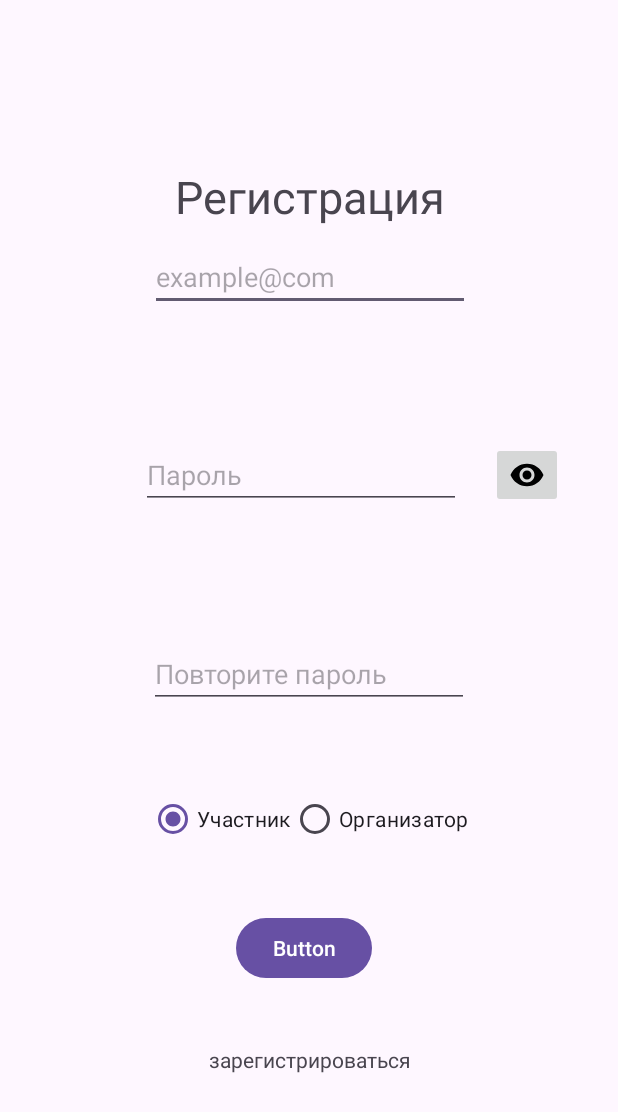
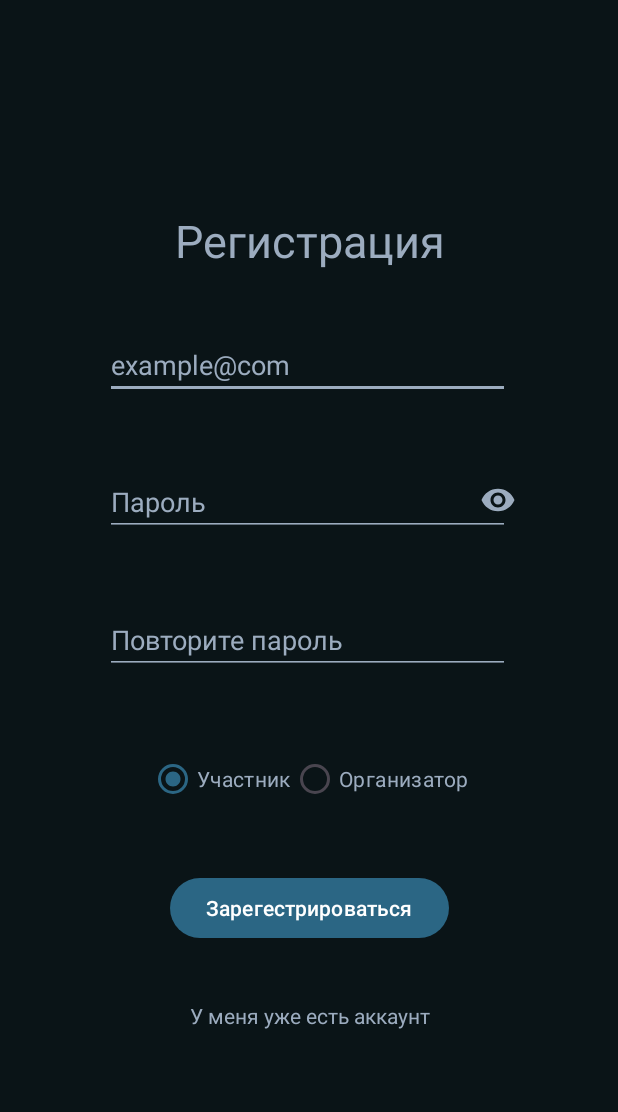
Before and after one commit to DrakeNeJivoy/HackLeague, an Android app: the RegisterActivity screen opened directly, with no data from a screen before it, on a phone screen of 412 x 824 dp. Shown: the top 1112 px of the screen. Run offline under Robolectric (Android 15) with nearby library versions, the phone set to English and light mode, and no system bars; our stand-ins replace Firebase (no records; nobody signed in at launch, a user with empty details on screens opened directly).

Commit message:
RegColor

```diff
--- a/app/src/main/res/layout/activity_login.xml
+++ b/app/src/main/res/layout/activity_login.xml
@@ -35,8 +35,8 @@
         android:hint="example@com"
         android:backgroundTint="#9cacbf"
         android:textColor="#9cacbf"
+        android:textColorHint="#9cacbf"
         android:inputType="textEmailAddress"
-        android:textColorHint="#9cacbf"
         app:layout_constraintBottom_toTopOf="@+id/editTextTextPassword"
         app:layout_constraintStart_toStartOf="parent"
         app:layout_constraintTop_toBottomOf="@+id/textView" />
--- a/app/src/main/res/layout/activity_register.xml
+++ b/app/src/main/res/layout/activity_register.xml
@@ -3,6 +3,7 @@
     xmlns:app="http://schemas.android.com/apk/res-auto"
     xmlns:tools="http://schemas.android.com/tools"
     android:id="@+id/main"
+    android:background="@color/blackblue"
     android:layout_width="match_parent"
     android:layout_height="match_parent"
     tools:context=".RegisterActivity">
@@ -14,6 +15,7 @@
         android:layout_marginTop="110dp"
         android:gravity="center"
         android:text="Регистрация"
+        android:textColor="@color/grey"
         android:textSize="30sp"
         app:layout_constraintBottom_toTopOf="@+id/editTextTextEmailAddress"
         app:layout_constraintEnd_toEndOf="parent"
@@ -22,34 +24,35 @@
 
     <EditText
         android:id="@+id/editTextTextEmailAddress"
-        android:layout_width="wrap_content"
-        android:layout_height="wrap_content"
-        android:layout_marginStart="100dp"
+        android:layout_width="270dp"
+        android:layout_height="45dp"
+        android:layout_marginStart="70dp"
         android:layout_marginTop="10dp"
-        android:layout_marginEnd="100dp"
-        android:layout_marginBottom="30dp"
+        android:layout_marginBottom="8dp"
         android:ems="10"
         android:hint="example@com"
+        android:backgroundTint="#9cacbf"
+        android:textColor="#9cacbf"
+        android:textColorHint="#9cacbf"
         android:inputType="textEmailAddress"
         app:layout_constraintBottom_toTopOf="@+id/editTextTextPassword"
-        app:layout_constraintEnd_toEndOf="parent"
-        app:layout_constraintHorizontal_bias="0.0"
         app:layout_constraintStart_toStartOf="parent"
         app:layout_constraintTop_toBottomOf="@+id/textView" />
 
     <EditText
         android:id="@+id/editTextTextPassword"
-        android:layout_width="wrap_content"
-        android:layout_height="wrap_content"
-        android:layout_marginStart="100dp"
-        android:layout_marginTop="56dp"
-        android:layout_marginEnd="10dp"
-        android:layout_marginBottom="30dp"
+        android:layout_width="270dp"
+        android:layout_height="45dp"
+        android:layout_marginStart="70dp"
+        android:layout_marginTop="8dp"
+        android:layout_marginBottom="8dp"
         android:ems="10"
         android:hint="Пароль"
+        android:backgroundTint="#9cacbf"
+        android:textColor="#9cacbf"
+        android:textColorHint="#9cacbf"
         android:inputType="textPassword"
         app:layout_constraintBottom_toTopOf="@+id/editTextTextPassword2"
-        app:layout_constraintEnd_toStartOf="@+id/imageButtonViewPassword"
         app:layout_constraintStart_toStartOf="parent"
         app:layout_constraintTop_toBottomOf="@+id/editTextTextEmailAddress" />
 
@@ -57,25 +60,28 @@
         android:id="@+id/imageButtonViewPassword"
         android:layout_width="wrap_content"
         android:layout_height="wrap_content"
-        android:layout_marginStart="10dp"
-        android:layout_marginEnd="43dp"
+        android:layout_marginEnd="68dp"
+        android:layout_marginBottom="12dp"
+        android:background="@color/blackblue"
         app:layout_constraintBottom_toBottomOf="@+id/editTextTextPassword"
         app:layout_constraintEnd_toEndOf="parent"
-        app:layout_constraintStart_toEndOf="@+id/editTextTextPassword"
-        app:layout_constraintTop_toTopOf="@+id/editTextTextPassword"
-        app:srcCompat="@drawable/eye_password" />
+        app:srcCompat="@drawable/eye_password"
+        app:tint="@color/grey" />
 
     <EditText
         android:id="@+id/editTextTextPassword2"
-        android:layout_width="wrap_content"
-        android:layout_height="wrap_content"
-        android:layout_marginTop="56dp"
-        android:layout_marginBottom="30dp"
+        android:layout_width="270dp"
+        android:layout_height="45dp"
+        android:layout_marginStart="70dp"
+        android:layout_marginTop="8dp"
+        android:layout_marginBottom="8dp"
         android:ems="10"
         android:hint="Повторите пароль"
+        android:backgroundTint="#9cacbf"
+        android:textColor="#9cacbf"
+        android:textColorHint="#9cacbf"
         android:inputType="textPassword"
         app:layout_constraintBottom_toTopOf="@+id/radioGroup"
-        app:layout_constraintEnd_toEndOf="parent"
         app:layout_constraintStart_toStartOf="parent"
         app:layout_constraintTop_toBottomOf="@+id/editTextTextPassword" />
 
@@ -83,8 +89,8 @@
         android:id="@+id/radioGroup"
         android:layout_width="match_parent"
         android:layout_height="wrap_content"
-        android:layout_marginTop="19dp"
-        android:layout_marginBottom="7dp"
+        android:layout_marginTop="8dp"
+        android:layout_marginBottom="8dp"
         android:gravity="center"
         android:orientation="horizontal"
         app:layout_constraintBottom_toTopOf="@+id/buttonRegister"
@@ -98,24 +104,27 @@
             android:layout_height="wrap_content"
 
             android:checked="true"
-            android:text="Участник" />
+            android:text="Участник"
+            android:textColor="@color/grey" />
 
         <RadioButton
             android:id="@+id/RadioButtonOwner"
             android:layout_width="wrap_content"
             android:layout_height="wrap_content"
-            android:text="Организатор" />
+            android:text="Организатор"
+            android:textColor="@color/grey"/>
     </RadioGroup>
 
     <Button
         android:id="@+id/buttonRegister"
         android:layout_width="wrap_content"
         android:layout_height="wrap_content"
-        android:layout_marginStart="157dp"
-        android:layout_marginTop="30dp"
-        android:layout_marginBottom="30dp"
-        android:text="Button"
+        android:layout_marginStart="112dp"
+        android:layout_marginEnd="112dp"
+        android:layout_marginBottom="8dp"
+        android:text="Зарегестрироваться"
         app:layout_constraintBottom_toTopOf="@+id/textViewLogin"
+        app:layout_constraintEnd_toEndOf="parent"
         app:layout_constraintStart_toStartOf="parent"
         app:layout_constraintTop_toBottomOf="@+id/radioGroup" />
 
@@ -123,10 +132,10 @@
         android:id="@+id/textViewLogin"
         android:layout_width="match_parent"
         android:layout_height="wrap_content"
-        android:layout_marginTop="10dp"
         android:layout_marginBottom="107dp"
         android:gravity="center"
-        android:text="зарегистрироваться"
+        android:text="У меня уже есть аккаунт"
+        android:textColor="@color/grey"
         app:layout_constraintBottom_toBottomOf="parent"
         app:layout_constraintEnd_toEndOf="parent"
         app:layout_constraintStart_toStartOf="parent"
--- a/app/src/main/res/values/themes.xml
+++ b/app/src/main/res/values/themes.xml
@@ -2,6 +2,9 @@
     <!-- Base application theme. -->
     <style name="Base.Theme.HackLeague" parent="Theme.Material3.DayNight.NoActionBar">
         <item name="android:statusBarColor">@color/blueone</item>
+        <item name="android:radioButtonStyle">@color/blueone</item>
+        <item name="colorPrimary">@color/blueone</item>
+
         <!-- Customize your light theme here. -->
         <!-- <item name="colorPrimary">@color/my_light_primary</item> -->
     </style>
```
